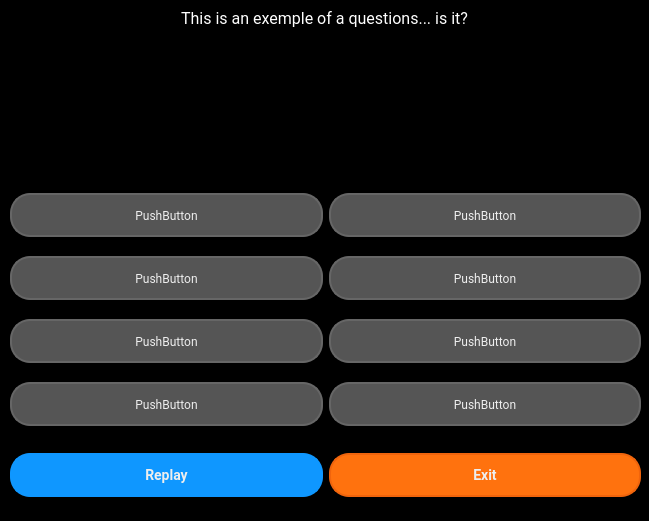
First picture: the form in ui/quiz.ui, repository alaurentinoofficial/networks-project-2, before the edit.
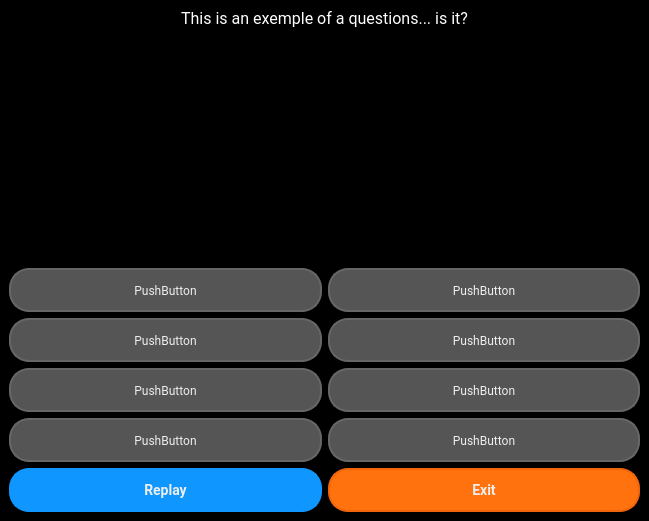
Second picture: the form after the edit.

Patch:
```diff
--- a/ui/quiz.ui
+++ b/ui/quiz.ui
@@ -19,117 +19,8 @@
 	background: #000000;
 }</string>
    </property>
-   <widget class="QWidget" name="horizontalLayoutWidget">
-    <property name="geometry">
-     <rect>
-      <x>10</x>
-      <y>440</y>
-      <width>631</width>
-      <height>71</height>
-     </rect>
-    </property>
-    <layout class="QHBoxLayout" name="horizontalLayout">
+   <layout class="QVBoxLayout" name="verticalLayout">
      <item>
-      <widget class="QPushButton" name="replay">
-       <property name="enabled">
-        <bool>true</bool>
-       </property>
-       <property name="font">
-        <font>
-         <family>Roboto</family>
-         <pointsize>-1</pointsize>
-         <weight>75</weight>
-         <bold>true</bold>
-        </font>
-       </property>
-       <property name="cursor">
-        <cursorShape>PointingHandCursor</cursorShape>
-       </property>
-       <property name="styleSheet">
-        <string notr="true">QPushButton {
-	background-color: rgb(15, 151, 255);
-	border: 2px solid rgb(15, 151, 255);
-	border-radius: 20;
-	color: #eee;
-	height: 40px;
-	font-size: 14px;
-	font-weight: bold;
-}
-QPushButton:hover {
-	background-color: rgb(12, 129, 217);
-	border-color: rgb(12, 129, 217);
-}
-QPushButton:pressed {
-	background-color: rgb(12, 129, 217);
-	border-color: rgb(12, 129, 217);
-}
-QPushButton:disabled {
-    background-color: #000;
-    border-color: #000;
-	color: #000;
-}</string>
-       </property>
-       <property name="text">
-        <string>Replay</string>
-       </property>
-      </widget>
-     </item>
-     <item>
-      <widget class="QPushButton" name="exit">
-       <property name="enabled">
-        <bool>true</bool>
-       </property>
-       <property name="font">
-        <font>
-         <family>Roboto</family>
-         <pointsize>-1</pointsize>
-         <weight>75</weight>
-         <bold>true</bold>
-        </font>
-       </property>
-       <property name="cursor">
-        <cursorShape>PointingHandCursor</cursorShape>
-       </property>
-       <property name="styleSheet">
-        <string notr="true">QPushButton {
-	background-color: rgb(255, 114, 14);
-	border: 2px solid rgb(240, 100, 12);
-	border-radius: 20;
-	color: #eee;
-	height: 40px;
-	font-size: 14px;
-	font-weight: bold;
-}
-QPushButton:hover {
-	background-color: rgb(235, 95, 8);
-	border-color: rgb(235, 95, 8);
-}
-QPushButton:pressed {
-	background-color: rgb(235, 95, 8);
-	border-color: rgb(235, 95, 8);
-}
-QPushButton:disabled {
-    background-color: #000;
-    border-color: #000;
-	color: #000;
-}</string>
-       </property>
-       <property name="text">
-        <string>Exit</string>
-       </property>
-      </widget>
-     </item>
-    </layout>
-   </widget>
-   <widget class="QWidget" name="layoutWidget">
-    <property name="geometry">
-     <rect>
-      <x>9</x>
-      <y>9</y>
-      <width>631</width>
-      <height>171</height>
-     </rect>
-    </property>
     <layout class="QHBoxLayout" name="horizontalLayout_2">
      <item>
       <widget class="QLabel" name="label">
@@ -160,16 +51,8 @@
       </widget>
      </item>
     </layout>
-   </widget>
-   <widget class="QWidget" name="layoutWidget">
-    <property name="geometry">
-     <rect>
-      <x>10</x>
-      <y>180</y>
-      <width>631</width>
-      <height>261</height>
-     </rect>
-    </property>
+    </item>
+    <item>
     <layout class="QGridLayout" name="gridLayout">
      <item row="5" column="1">
       <widget class="QPushButton" name="button_h">
@@ -463,7 +346,102 @@
       </widget>
      </item>
     </layout>
-   </widget>
+    </item>
+    <item>
+     <layout class="QHBoxLayout" name="horizontalLayout">
+      <item>
+       <widget class="QPushButton" name="replay">
+        <property name="enabled">
+         <bool>true</bool>
+        </property>
+        <property name="font">
+         <font>
+          <family>Roboto</family>
+          <pointsize>-1</pointsize>
+          <weight>75</weight>
+          <bold>true</bold>
+         </font>
+        </property>
+        <property name="cursor">
+         <cursorShape>PointingHandCursor</cursorShape>
+        </property>
+        <property name="styleSheet">
+         <string notr="true">QPushButton {
+	background-color: rgb(15, 151, 255);
+	border: 2px solid rgb(15, 151, 255);
+	border-radius: 20;
+	color: #eee;
+	height: 40px;
+	font-size: 14px;
+	font-weight: bold;
+}
+QPushButton:hover {
+	background-color: rgb(12, 129, 217);
+	border-color: rgb(12, 129, 217);
+}
+QPushButton:pressed {
+	background-color: rgb(12, 129, 217);
+	border-color: rgb(12, 129, 217);
+}
+QPushButton:disabled {
+    background-color: #000;
+    border-color: #000;
+	color: #000;
+}</string>
+        </property>
+        <property name="text">
+         <string>Replay</string>
+        </property>
+       </widget>
+      </item>
+      <item>
+       <widget class="QPushButton" name="exit">
+        <property name="enabled">
+         <bool>true</bool>
+        </property>
+        <property name="font">
+         <font>
+          <family>Roboto</family>
+          <pointsize>-1</pointsize>
+          <weight>75</weight>
+          <bold>true</bold>
+         </font>
+        </property>
+        <property name="cursor">
+         <cursorShape>PointingHandCursor</cursorShape>
+        </property>
+        <property name="styleSheet">
+         <string notr="true">QPushButton {
+	background-color: rgb(255, 114, 14);
+	border: 2px solid rgb(240, 100, 12);
+	border-radius: 20;
+	color: #eee;
+	height: 40px;
+	font-size: 14px;
+	font-weight: bold;
+}
+QPushButton:hover {
+	background-color: rgb(235, 95, 8);
+	border-color: rgb(235, 95, 8);
+}
+QPushButton:pressed {
+	background-color: rgb(235, 95, 8);
+	border-color: rgb(235, 95, 8);
+}
+QPushButton:disabled {
+    background-color: #000;
+    border-color: #000;
+	color: #000;
+}</string>
+        </property>
+        <property name="text">
+         <string>Exit</string>
+        </property>
+       </widget>
+      </item>
+     </layout>
+    </item>
+   </layout>
   </widget>
  </widget>
  <resources/>
```
Lines whose indentation alone changed are shown as unchanged.
